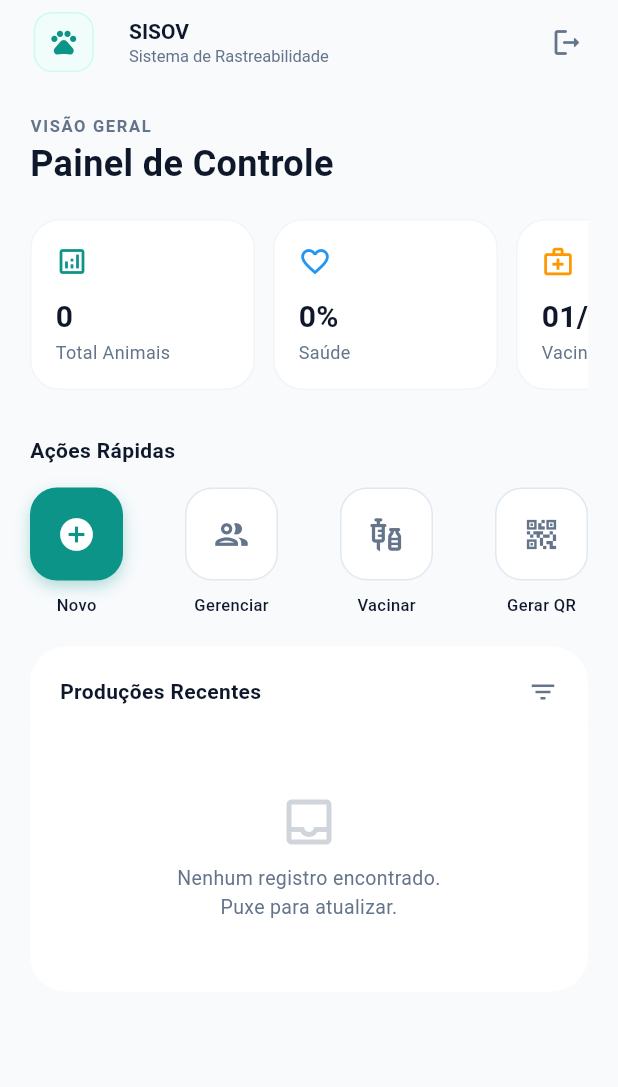
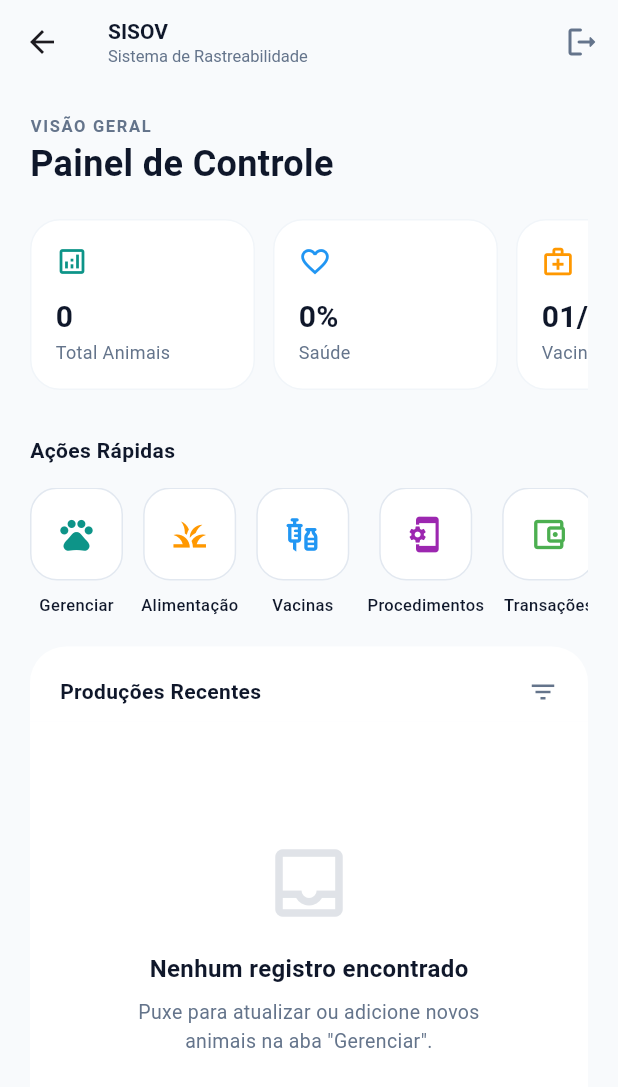
Before and after one commit to digg0/sisov-mobile, a Flutter app: the HomeScreen screen opened by its route, on a phone screen of 412 x 824 dp. Shown: the top 1087 px of the screen. Run offline on Flutter 3.47's test engine with Material 3 defaults, Android fonts, the phone set to English and light mode, and no system bars; our stand-ins replace shared_preferences; accounts and stored records are empty.

Commit message:
Refatoração HomeScreen: Ações Rápidas com scroll e placeholder de telas

```diff
--- /dev/null
+++ b/lib/screens/alimentacao_screen.dart
@@ -0,0 +1,14 @@
+import 'package:flutter/material.dart';
+import 'package:shared_preferences/shared_preferences.dart';
+import 'dart:convert';
+
+class AlimentacaoScreen extends StatelessWidget {
+  const AlimentacaoScreen({super.key});
+  @override
+  Widget build(BuildContext context) {
+    return Scaffold(
+      appBar: AppBar(title: const Text('Alimentação')),
+      body: const Center(child: Text('Tela de Alimentação\n(Aguardando atualizações futuras)', textAlign: TextAlign.center)),
+    );
+  }
+}
--- a/lib/screens/home_screen.dart
+++ b/lib/screens/home_screen.dart
@@ -1,26 +1,30 @@
 import 'package:flutter/material.dart';
 
-
+// Modelo de Dados (Idealmente em um arquivo separado: models/ovino.dart)
 class Ovino {
-  final String id;
-  final String nome;
-  final String sexo;
-  final String raca;
+  final String id, nome, sexo, raca, codigo, datanasc, localizacao;
   final double peso;
-  final String codigo;
-  final String datanasc;
-  final String localizacao;
 
   Ovino({
-    required this.id,
-    required this.nome,
-    required this.sexo,
-    required this.raca,
-    required this.peso,
-    required this.codigo,
-    required this.datanasc,
-    required this.localizacao
+    required this.id, required this.nome, required this.sexo,
+    required this.raca, required this.peso, required this.codigo,
+    required this.datanasc, required this.localizacao,
   });
+
+  Map<String, dynamic> toMap() {
+    return {
+      'id': id, 'nome': nome, 'sexo': sexo, 'raca': raca,
+      'peso': peso, 'codigo': codigo, 'datanasc': datanasc, 'localizacao': localizacao,
+    };
+  }
+
+  // Converte de Mapa para Objeto (para ler)
+  factory Ovino.fromMap(Map<String, dynamic> map) {
+    return Ovino(
+      id: map['id'], nome: map['nome'], sexo: map['sexo'], raca: map['raca'],
+      peso: map['peso'], codigo: map['codigo'], datanasc: map['datanasc'], localizacao: map['localizacao'],
+    );
+  }
 }
 
 class HomeScreen extends StatefulWidget {
@@ -33,24 +37,24 @@ class HomeScreen extends StatefulWidget {
 class _HomeScreenState extends State<HomeScreen> {
   List<Ovino> listaOvinos = [];
 
+  // Definição de Cores do Design System
   final Color tealColor = const Color(0xFF0D9488);
   final Color slateColor = const Color(0xFF64748B);
   final Color darkSlate = const Color(0xFF0F172A);
+  final Color bgColor = const Color(0xFFF8FAFC);
 
   Future<void> _atualizarDados() async {
-    await Future.delayed(const Duration(seconds: 2));
+    await Future.delayed(const Duration(seconds: 1));
     setState(() {
-
-      listaOvinos = [
-
-      ];
+      // Aqui você carregaria dados de uma API ou Banco Local
+      listaOvinos = [];
     });
   }
 
   @override
   Widget build(BuildContext context) {
     return Scaffold(
-      backgroundColor: const Color(0xFFF8FAFC),
+      backgroundColor: bgColor,
       appBar: _buildAppBar(),
       body: RefreshIndicator(
         color: tealColor,
@@ -59,9 +63,19 @@ class _HomeScreenState extends State<HomeScreen> {
           physics: const BouncingScrollPhysics(parent: AlwaysScrollableScrollPhysics()),
           slivers: [
             SliverToBoxAdapter(child: _buildTopDashboard()),
+            _buildListHeader(),
+            _buildMainContent(),
+            const SliverToBoxAdapter(child: SizedBox(height: 40)),
+          ],
+        ),
+      ),
+    );
+  }
 
-            // Cabeçalho da Lista
-            SliverToBoxAdapter(
+  // --- Widgets de Composição ---
+
+  Widget _buildListHeader() {
+    return SliverToBoxAdapter(
       child: Container(
         margin: const EdgeInsets.symmetric(horizontal: 20),
         padding: const EdgeInsets.fromLTRB(20, 20, 20, 10),
@@ -72,16 +86,16 @@ class _HomeScreenState extends State<HomeScreen> {
         child: Row(
           mainAxisAlignment: MainAxisAlignment.spaceBetween,
           children: [
-                    Text('Produções Recentes',
-                        style: TextStyle(fontSize: 14, fontWeight: FontWeight.bold, color: darkSlate)),
+            Text('Produções Recentes', style: TextStyle(fontSize: 14, fontWeight: FontWeight.bold, color: darkSlate)),
             Icon(Icons.filter_list, size: 20, color: slateColor),
           ],
         ),
       ),
-            ),
+    );
+  }
 
-            // Lista ou Empty State
-            SliverPadding(
+  Widget _buildMainContent() {
+    return SliverPadding(
       padding: const EdgeInsets.symmetric(horizontal: 20),
       sliver: listaOvinos.isEmpty
           ? SliverToBoxAdapter(child: _buildEmptyState())
@@ -91,46 +105,8 @@ class _HomeScreenState extends State<HomeScreen> {
           childCount: listaOvinos.length,
         ),
       ),
-            ),
-            const SliverToBoxAdapter(child: SizedBox(height: 40)),
-          ],
-        ),
-      ),
     );
   }
-
-  Widget _buildListItem(Ovino item, bool isLast) {
-    return Container(
-      color: Colors.white,
-      child: Column(
-        children: [
-          ListTile(
-            leading: CircleAvatar(
-                backgroundColor: tealColor.withOpacity(0.1),
-                child: Icon(Icons.pets, color: tealColor, size: 18)),
-
-            title: Text(item.codigo, style: const TextStyle(fontWeight: FontWeight.bold, fontSize: 14)),
-            subtitle: Text('${item.raca} • ${item.peso}kg • ${item.localizacao}', style: const TextStyle(fontSize: 12)),
-            trailing: const Icon(Icons.chevron_right, size: 18),
-            onTap: () {
-
-            },
-          ),
-          if (!isLast) const Divider(height: 1, indent: 70, color: Color(0xFFF1F5F9)),
-          if (isLast)
-            Container(
-              height: 20,
-              decoration: const BoxDecoration(
-                color: Colors.white,
-                borderRadius: BorderRadius.vertical(bottom: Radius.circular(24)),
-              ),
-            ),
-        ],
-      ),
-    );
-  }
-
-
 
   Widget _buildTopDashboard() {
     return Padding(
@@ -141,7 +117,18 @@ class _HomeScreenState extends State<HomeScreen> {
           Text('VISÃO GERAL', style: TextStyle(fontSize: 11, fontWeight: FontWeight.bold, color: slateColor, letterSpacing: 1.1)),
           Text('Painel de Controle', style: TextStyle(fontSize: 24, fontWeight: FontWeight.bold, color: darkSlate)),
           const SizedBox(height: 20),
-          SingleChildScrollView(
+          _buildStatCards(),
+          const SizedBox(height: 30),
+          Text('Ações Rápidas', style: TextStyle(fontSize: 14, fontWeight: FontWeight.bold, color: darkSlate)),
+          const SizedBox(height: 15),
+          _buildActionGrid(),
+        ],
+      ),
+    );
+  }
+
+  Widget _buildStatCards() {
+    return SingleChildScrollView(
       scrollDirection: Axis.horizontal,
       physics: const BouncingScrollPhysics(),
       child: Row(
@@ -151,67 +138,145 @@ class _HomeScreenState extends State<HomeScreen> {
           _statCard('01/01', 'Vacina', Icons.medical_services_outlined, Colors.orange),
         ],
       ),
-          ),
-          const SizedBox(height: 30),
-          Text('Ações Rápidas', style: TextStyle(fontSize: 14, fontWeight: FontWeight.bold, color: darkSlate)),
-          const SizedBox(height: 15),
-          Row(
-            mainAxisAlignment: MainAxisAlignment.spaceBetween,
+    );
+  }
+
+  Widget _buildActionGrid() {
+    return SingleChildScrollView(
+      scrollDirection: Axis.horizontal,
+      physics: const BouncingScrollPhysics(),
+      child: Row(
         children: [
-              _actionBtn('Novo', Icons.add_circle, tealColor, true),
-              _actionBtn('Gerenciar', Icons.group_outlined, slateColor, false),
-              _actionBtn('Vacinar', Icons.vaccines_outlined, slateColor, false),
-              _actionBtn('Gerar QR', Icons.qr_code_2_outlined, slateColor, false),
+          _actionBtn('Gerenciar', Icons.pets, tealColor, false, () {
+            Navigator.pushNamed(context, '/lista_rebanho');
+          }),
+          const SizedBox(width: 12), // Espaçamento entre botões
+          _actionBtn('Alimentação', Icons.grass, Colors.orange, false, () {
+            Navigator.pushNamed(context, '/alimentacao');
+          }),
+          const SizedBox(width: 12),
+          _actionBtn('Vacinas', Icons.vaccines_outlined, Colors.blue, false, () {
+            Navigator.pushNamed(context, '/vacinacao');
+          }),
+          const SizedBox(width: 12),
+          _actionBtn('Procedimentos', Icons.phonelink_setup, Colors.purple, false, () {
+            Navigator.pushNamed(context, '/procedimentos');
+          }),
+          const SizedBox(width: 12),
+          _actionBtn('Transações', Icons.account_balance_wallet_outlined, Colors.green, false, () {
+            Navigator.pushNamed(context, '/transacoes');
+          }),
+          const SizedBox(width: 20), // Padding extra no final para o bounce
         ],
       ),
-        ],
+    );
+  }
+
+  // --- Componentes Atômicos (Botões e Cards) ---
+
+  Widget _actionBtn(String label, IconData icon, Color col, bool isPrimary, VoidCallback onTap) {
+    return InkWell(
+      onTap: onTap,
+      borderRadius: BorderRadius.circular(18),
+      child: Column(children: [
+        Container(
+          width: 62, height: 62,
+          decoration: BoxDecoration(
+            color: isPrimary ? col : Colors.white,
+            borderRadius: BorderRadius.circular(18),
+            border: isPrimary ? null : Border.all(color: const Color(0xFFE2E8F0)),
+            boxShadow: isPrimary ? [BoxShadow(color: col.withOpacity(0.3), blurRadius: 8, offset: const Offset(0, 4))] : null,
           ),
+          child: Icon(icon, color: isPrimary ? Colors.white : col, size: 26),
+        ),
+        const SizedBox(height: 8),
+        Text(label, style: TextStyle(fontSize: 11, fontWeight: FontWeight.w500, color: darkSlate)),
+      ]),
     );
   }
 
   Widget _statCard(String val, String label, IconData icon, Color col) {
     return Container(
       width: 150, margin: const EdgeInsets.only(right: 12), padding: const EdgeInsets.all(16),
-      decoration: BoxDecoration(color: Colors.white, borderRadius: BorderRadius.circular(20), border: Border.all(color: const Color(0xFFF1F5F9))),
+      decoration: BoxDecoration(
+          color: Colors.white,
+          borderRadius: BorderRadius.circular(20),
+          border: Border.all(color: const Color(0xFFF1F5F9))
+      ),
       child: Column(crossAxisAlignment: CrossAxisAlignment.start, children: [
-        Icon(icon, color: col, size: 22), const SizedBox(height: 12),
+        Icon(icon, color: col, size: 22),
+        const SizedBox(height: 12),
         Text(val, style: TextStyle(fontSize: 20, fontWeight: FontWeight.bold, color: darkSlate)),
         Text(label, style: TextStyle(color: slateColor, fontSize: 12)),
       ]),
     );
   }
 
-  Widget _actionBtn(String label, IconData icon, Color col, bool primary) {
-    return Column(children: [
-      Container(
-        width: 62, height: 62,
+  Widget _buildListItem(Ovino item, bool isLast) {
+    return Container(
+      color: Colors.white,
+      child: Column(
+        children: [
+          ListTile(
+            contentPadding: const EdgeInsets.symmetric(horizontal: 20, vertical: 10), // Aumenta a área do clique e o tamanho visual
+            leading: Container(
+              width: 48,
+              height: 48,
               decoration: BoxDecoration(
-          color: primary ? col : Colors.white, borderRadius: BorderRadius.circular(18),
-          border: primary ? null : Border.all(color: const Color(0xFFE2E8F0)),
-          boxShadow: primary ? [BoxShadow(color: col.withOpacity(0.3), blurRadius: 8, offset: const Offset(0, 4))] : null,
+                color: tealColor.withOpacity(0.1),
+                borderRadius: BorderRadius.circular(12),
               ),
-        child: Icon(icon, color: primary ? Colors.white : col, size: 26),
+              child: Icon(Icons.pets, color: tealColor, size: 24),
             ),
-      const SizedBox(height: 8),
-      Text(label, style: TextStyle(fontSize: 11, fontWeight: FontWeight.w500, color: darkSlate)),
-    ]);
+            title: Text(
+                item.codigo,
+                style: const TextStyle(fontWeight: FontWeight.bold, fontSize: 15)
+            ),
+            subtitle: Padding(
+              padding: const EdgeInsets.only(top: 4),
+              child: Text(
+                  '${item.raca} • ${item.peso}kg\n${item.localizacao}',
+                  style: const TextStyle(fontSize: 13)
+              ),
+            ),
+            trailing: const Icon(Icons.chevron_right, size: 20),
+            onTap: () {},
+          ),
+          if (!isLast) const Divider(height: 1, indent: 80, color: Color(0xFFF1F5F9)),
+          if (isLast) const SizedBox(height: 30), // Margem final maior
+        ],
+      ),
+    );
   }
 
   Widget _buildEmptyState() {
     return Container(
-      height: 180,
+      height: 300, // Aumentado para dar mais destaque
       decoration: const BoxDecoration(
           color: Colors.white,
-        borderRadius: BorderRadius.vertical(bottom: Radius.circular(24)),
+          borderRadius: BorderRadius.vertical(bottom: Radius.circular(24))
       ),
       child: Center(
         child: Column(
           mainAxisAlignment: MainAxisAlignment.center,
           children: [
-            Icon(Icons.inbox_outlined, color: slateColor.withOpacity(0.3), size: 40),
+            // Ícone maior para preencher o espaço
+            Icon(Icons.inbox_outlined, color: slateColor.withOpacity(0.2), size: 60),
+            const SizedBox(height: 16),
+            Text(
+                'Nenhum registro encontrado',
+                style: TextStyle(
+                    color: darkSlate,
+                    fontSize: 16,
+                    fontWeight: FontWeight.w600
+                )
+            ),
             const SizedBox(height: 8),
-            Text('Nenhum registro encontrado.\nPuxe para atualizar.',
-                textAlign: TextAlign.center, style: TextStyle(color: slateColor, fontSize: 13)),
+            Text(
+              'Puxe para atualizar ou adicione novos\nanimais na aba "Gerenciar".',
+              textAlign: TextAlign.center,
+              style: TextStyle(color: slateColor, fontSize: 13),
+            ),
           ],
         ),
       ),
@@ -220,26 +285,14 @@ class _HomeScreenState extends State<HomeScreen> {
 
   PreferredSizeWidget _buildAppBar() {
     return AppBar(
-      backgroundColor: const Color(0xFFF8FAFC), surfaceTintColor: Colors.transparent, elevation: 0,
-      leadingWidth: 70,
-      leading: Padding(
-        padding: const EdgeInsets.only(left: 15),
-        child: Center(
-          child: Container(
-            width: 40, height: 40,
-            decoration: BoxDecoration(color: const Color(0xFFF0FDFA), borderRadius: BorderRadius.circular(12), border: Border.all(color: const Color(0xFFCCFBF1))),
-            child: Icon(Icons.pets, color: tealColor, size: 20),
-          ),
-        ),
-      ),
+      backgroundColor: bgColor, elevation: 0,
       title: Column(crossAxisAlignment: CrossAxisAlignment.start, children: [
         Text('SISOV', style: TextStyle(fontSize: 14, fontWeight: FontWeight.bold, color: darkSlate)),
         Text('Sistema de Rastreabilidade', style: TextStyle(fontSize: 11, color: slateColor)),
       ]),
       actions: [
         IconButton(onPressed: () => Navigator.pushReplacementNamed(context, '/'),
-            icon: Icon(Icons.logout_rounded, color: slateColor, size: 22)),
-        const SizedBox(width: 10),
+            icon: Icon(Icons.logout_rounded, color: slateColor)),
       ],
     );
   }
--- /dev/null
+++ b/lib/screens/procedimentos_screen.dart
@@ -0,0 +1,12 @@
+import 'package:flutter/material.dart';
+
+class ProcedimentosScreen extends StatelessWidget {
+  const ProcedimentosScreen({super.key});
+  @override
+  Widget build(BuildContext context) {
+    return Scaffold(
+      appBar: AppBar(title: const Text('Procedimentos')),
+      body: const Center(child: Text('Tela de Procedimentos e Manejo\n(Aguardando atualizações futuras)', textAlign: TextAlign.center)),
+    );
+  }
+}
--- a/pubspec.yaml
+++ b/pubspec.yaml
@@ -34,6 +34,7 @@ dependencies:
   # The following adds the Cupertino Icons font to your application.
   # Use with the CupertinoIcons class for iOS style icons.
   cupertino_icons: ^1.0.8
+  shared_preferences: ^2.2.2
 
 dev_dependencies:
   flutter_test:
```
Also changed, not shown: lib/main.dart (+13 -1 lines), lib/screens/add_vacinacao_screen.dart (added, +91 -0 lines), lib/screens/detalhes_ovinos.dart (added, +38 -0 lines), lib/screens/lista_rebanho.dart (added, +188 -0 lines), lib/screens/transacoes_screen.dart (added, +13 -0 lines), lib/screens/vacinacao_screen.dart (added, +15 -0 lines), pubspec.lock. Lines whose indentation alone changed are shown as unchanged.
